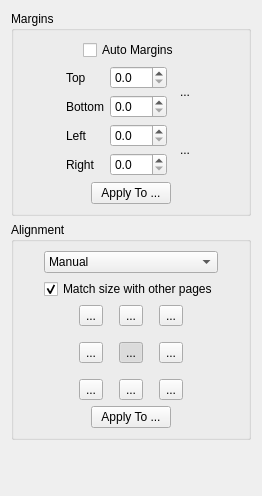
The window that filters/page_layout/ui/PageLayoutOptionsWidget.ui (4lex4/scantailor-advanced) describes before a commit, drawn with Qt 5.
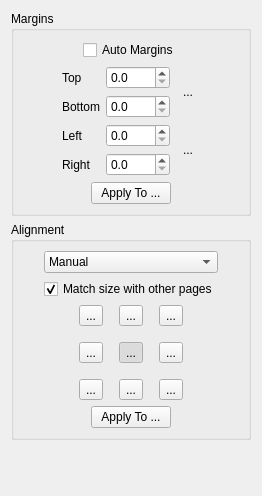
The same window after the commit. Icons and pictures are not drawn.

Commit message:
~ Improvements for the page box feature.
1. Added width and height parameters to regulate the page box size in manual mode.
2. A page box has been allowed to be out of the page bounds in manual mode.
3. Ui fixes.

(Relating to fb71e850a429e74bd829afb4ce0e4bf23e305d67)

```diff
--- a/filters/page_layout/ui/PageLayoutOptionsWidget.ui
+++ b/filters/page_layout/ui/PageLayoutOptionsWidget.ui
@@ -161,7 +161,7 @@
              <number>1</number>
             </property>
             <property name="maximum">
-             <double>999.000000000000000</double>
+             <double>9999.000000000000000</double>
             </property>
            </widget>
           </item>
@@ -171,7 +171,7 @@
              <number>1</number>
             </property>
             <property name="maximum">
-             <double>999.000000000000000</double>
+             <double>9999.000000000000000</double>
             </property>
            </widget>
           </item>
@@ -181,7 +181,7 @@
              <number>1</number>
             </property>
             <property name="maximum">
-             <double>999.000000000000000</double>
+             <double>9999.000000000000000</double>
             </property>
            </widget>
           </item>
@@ -198,7 +198,7 @@
              <number>1</number>
             </property>
             <property name="maximum">
-             <double>999.000000000000000</double>
+             <double>9999.000000000000000</double>
             </property>
            </widget>
           </item>
```
The commit also changes 7 other files.
